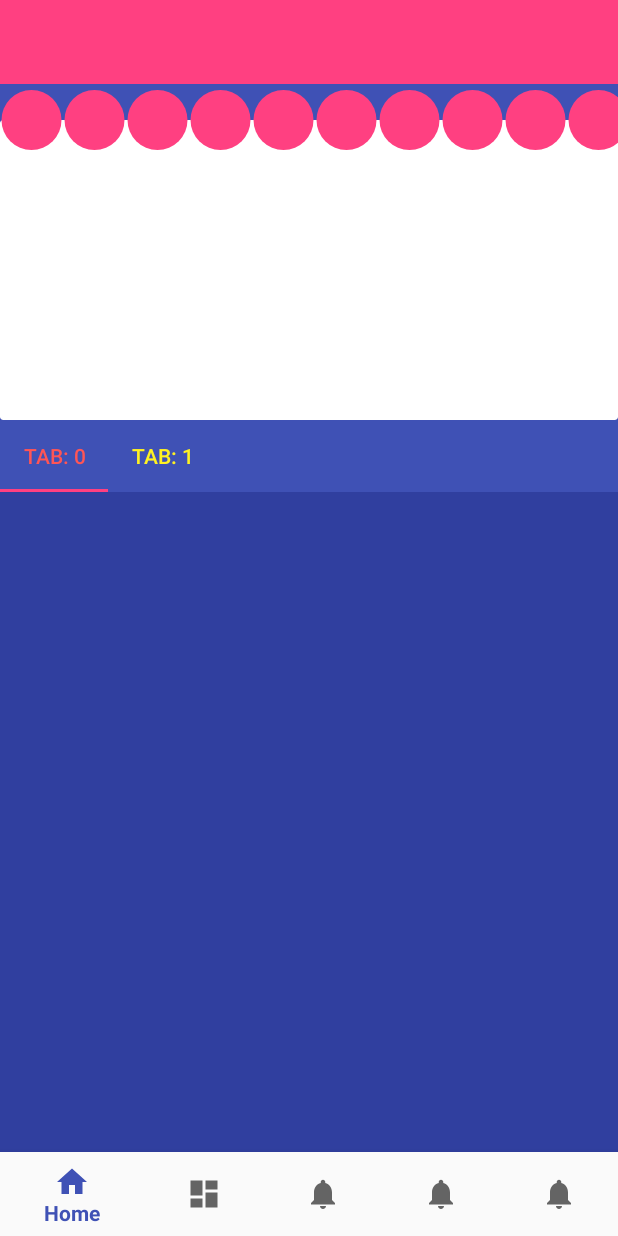
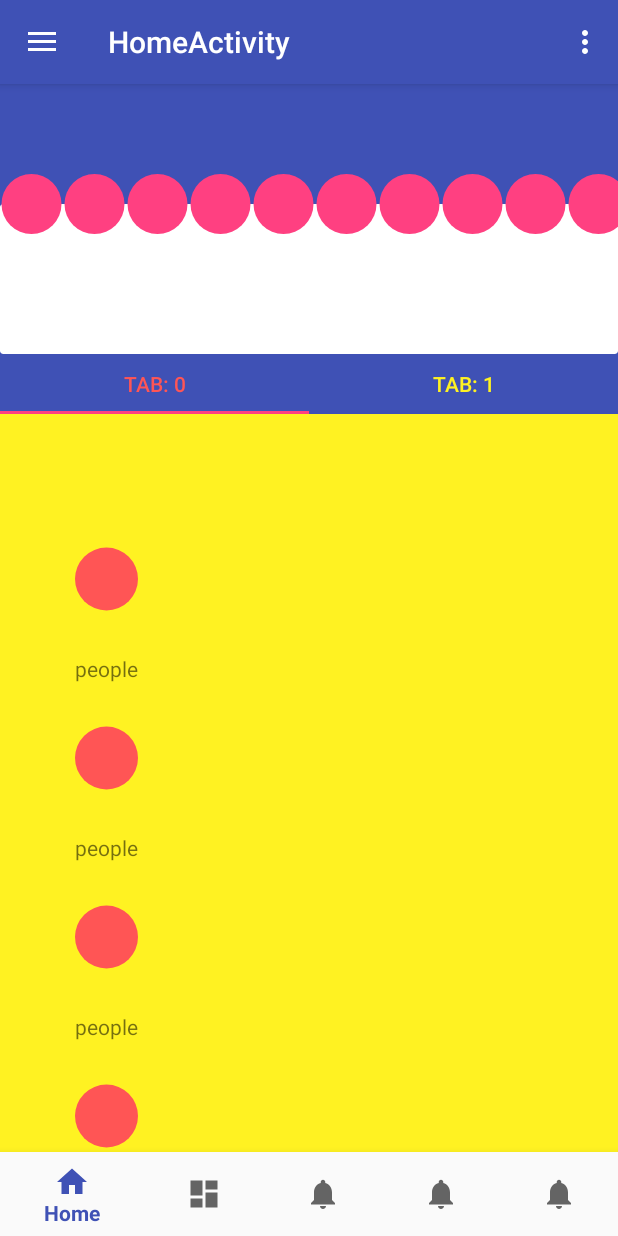
Before and after one commit to ShridharGoel/ChazeAndroid, an Android app: the screen it shows after launch (HomeActivity), on a phone screen of 412 x 824 dp. Run offline under Robolectric (Android 15) with nearby library versions, the phone set to English and light mode, and no system bars; our stand-ins replace CircleImageView, Dagger/Hilt's generated code, Timber; libraries missing offline, so code that uses them is left out: com.squareup.leakcanary; 5 statements that could not run were skipped.

Commit message:
layout changes

```diff
--- a/app/src/main/java/com/mission/chaze/chaze/adapters/EcommercePagerAdapter.java
+++ b/app/src/main/java/com/mission/chaze/chaze/adapters/EcommercePagerAdapter.java
@@ -21,25 +21,23 @@ public class EcommercePagerAdapter extends FragmentStatePagerAdapter {
     private String TAG = EcommercePagerAdapter.class.getSimpleName();
 
 
-    private int numberOfTabs = 2;
     private Fragment fragment;
 
 
     public EcommercePagerAdapter(FragmentManager fm) {
         super(fm);
-        this.numberOfTabs = numberOfTabs;
     }
 
 
     @Override
     public Fragment getItem(int position) {
-        for (int i = 0; i < numberOfTabs; i++) {
-            if (i == position) {
+
+            if (position == 0) {
                 fragment = new ShopByProducts();
             } else {
                 fragment = new ShopByShop();
             }
-        }
+
         return fragment;
 
     }
@@ -47,7 +45,7 @@ public class EcommercePagerAdapter extends FragmentStatePagerAdapter {
 
     @Override
     public int getCount() {
-        return numberOfTabs;
+        return 2;
     }
 
     @Override
--- a/app/src/main/java/com/mission/chaze/chaze/adapters/PostAdapter.java
+++ b/app/src/main/java/com/mission/chaze/chaze/adapters/PostAdapter.java
@@ -27,7 +27,7 @@ public class PostAdapter extends RecyclerView.Adapter<PostAdapter.ViewHolder>{
     @Override
     public ViewHolder onCreateViewHolder(@NonNull ViewGroup viewGroup, int i) {
         View itemView = LayoutInflater.from(viewGroup.getContext())
-                .inflate(R.layout.category_srollview, viewGroup, false);
+                .inflate(R.layout.post_scroll_view, viewGroup, false);
 
         return new ViewHolder(itemView);
     }
--- a/app/src/main/java/com/mission/chaze/chaze/fragments/ShopByProducts.java
+++ b/app/src/main/java/com/mission/chaze/chaze/fragments/ShopByProducts.java
@@ -12,7 +12,7 @@ import android.view.ViewGroup;
 import android.widget.Toast;
 
 import com.mission.chaze.chaze.R;
-import com.mission.chaze.chaze.adapters.ecomerceCategoryAdapter;
+import com.mission.chaze.chaze.adapters.PostAdapter;
 import com.mission.chaze.chaze.models.ecomerceCategory;
 
 import java.util.ArrayList;
@@ -27,7 +27,7 @@ public class ShopByProducts extends Fragment {
 
     RecyclerView recyclerView;
     RecyclerView.LayoutManager mLayoutManager;
-    ecomerceCategoryAdapter adapter;
+    PostAdapter adapter;
 
     ArrayList<ecomerceCategory> categories;
 
@@ -54,7 +54,7 @@ public class ShopByProducts extends Fragment {
         //recyclerView.setItemAnimator(new DefaultItemAnimator());
         recyclerView = view.findViewById(R.id.ecomerceRecyclerView);
         mLayoutManager = new LinearLayoutManager(getActivity().getApplicationContext(), LinearLayoutManager.VERTICAL, false);
-        adapter = new ecomerceCategoryAdapter(getActivity().getApplicationContext(), categories);
+        adapter = new PostAdapter(getActivity().getApplicationContext(), categories);
         recyclerView.setAdapter(adapter);
         recyclerView.setLayoutManager(mLayoutManager);
         Toast.makeText(getContext(), "products", Toast.LENGTH_SHORT).show();
--- a/app/src/main/res/layout/app_bar_ecommerce.xml
+++ b/app/src/main/res/layout/app_bar_ecommerce.xml
@@ -5,6 +5,13 @@
     android:layout_width="match_parent"
     android:layout_height="match_parent"
     tools:context=".screens.Homepage.HomeActivity">
+
+    <android.support.v7.widget.Toolbar
+        android:id="@+id/toolbar"
+        android:layout_width="match_parent"
+        android:layout_height="?attr/actionBarSize"
+        android:background="?attr/colorAccent"
+        app:popupTheme="@style/AppTheme.PopupOverlay" />
 
     <android.support.design.widget.AppBarLayout
         android:layout_width="match_parent"
@@ -20,7 +27,7 @@
 
             <android.support.v7.widget.CardView
                 android:layout_width="match_parent"
-                android:layout_height="200dp"
+                android:layout_height="100dp"
                 android:layout_marginTop="80dp"
                 android:background="@color/colorPrimary"
                 android:orientation="vertical"
@@ -36,12 +43,7 @@
                 android:layout_height="wrap_content"
                 android:elevation="10dp">
 
-                <android.support.v7.widget.Toolbar
-                    android:id="@+id/toolbar"
-                    android:layout_width="match_parent"
-                    android:layout_height="?attr/actionBarSize"
-                    android:background="?attr/colorAccent"
-                    app:popupTheme="@style/AppTheme.PopupOverlay" />
+
 
                 <android.support.v7.widget.RecyclerView
                     android:id="@+id/ecomerceRecyclerView"
@@ -63,12 +65,12 @@
         <android.support.design.widget.TabLayout
             android:id="@+id/ecommerce_slider"
             android:layout_width="match_parent"
-            android:layout_height="wrap_content"
+            android:layout_height="40dp"
+            android:layout_gravity="bottom"
+            android:elevation="5dp"
             app:tabBackground="@color/colorPrimary"
-            app:tabGravity="fill"
-            app:tabMode="scrollable"
             app:tabSelectedTextColor="@color/red"
-            app:tabTextColor="@color/yellow" />
+            app:tabTextColor="@color/yellow"/>
 
 
         <android.support.v7.widget.RecyclerView
--- a/app/src/main/res/layout/app_bar_home.xml
+++ b/app/src/main/res/layout/app_bar_home.xml
@@ -10,13 +10,17 @@
         android:layout_width="match_parent"
         android:layout_height="wrap_content"
         android:theme="@style/AppTheme.AppBarOverlay">
-<!--
+
+
+
         <android.support.v7.widget.Toolbar
             android:id="@+id/toolbar"
             android:layout_width="match_parent"
             android:layout_height="?attr/actionBarSize"
             android:background="?attr/colorPrimary"
-            app:popupTheme="@style/AppTheme.PopupOverlay" />-->
+            app:popupTheme="@style/AppTheme.PopupOverlay" />
+
+
 
     </android.support.design.widget.AppBarLayout>
 
--- a/app/src/main/res/layout/fragment_ecomerce.xml
+++ b/app/src/main/res/layout/fragment_ecomerce.xml
@@ -7,6 +7,7 @@
 
     <include
         layout="@layout/app_bar_ecommerce"
+        android:layout_marginTop="56dp"
         android:layout_width="match_parent"
         android:layout_height="match_parent" />
 
--- /dev/null
+++ b/app/src/main/res/layout/post_scroll_view.xml
@@ -0,0 +1,23 @@
+<?xml version="1.0" encoding="utf-8"?>
+<LinearLayout xmlns:android="http://schemas.android.com/apk/res/android"
+    xmlns:tools="http://schemas.android.com/tools"
+    android:layout_width="match_parent"
+    android:layout_marginLeft="50dp"
+    android:layout_height="wrap_content"
+    android:orientation="vertical"
+    xmlns:app="http://schemas.android.com/apk/res-auto">
+
+    <de.hdodenhof.circleimageview.CircleImageView
+        android:layout_width="match_parent"
+        android:layout_height="100dp"
+            android:id="@+id/categoryImage"
+            android:src="@color/red"
+            tools:ignore="VectorDrawableCompat"/>
+
+    <TextView
+        android:id="@+id/categoryName"
+        android:layout_width="match_parent"
+        android:layout_height="wrap_content"
+        android:text="category"/>
+
+</LinearLayout>
```
